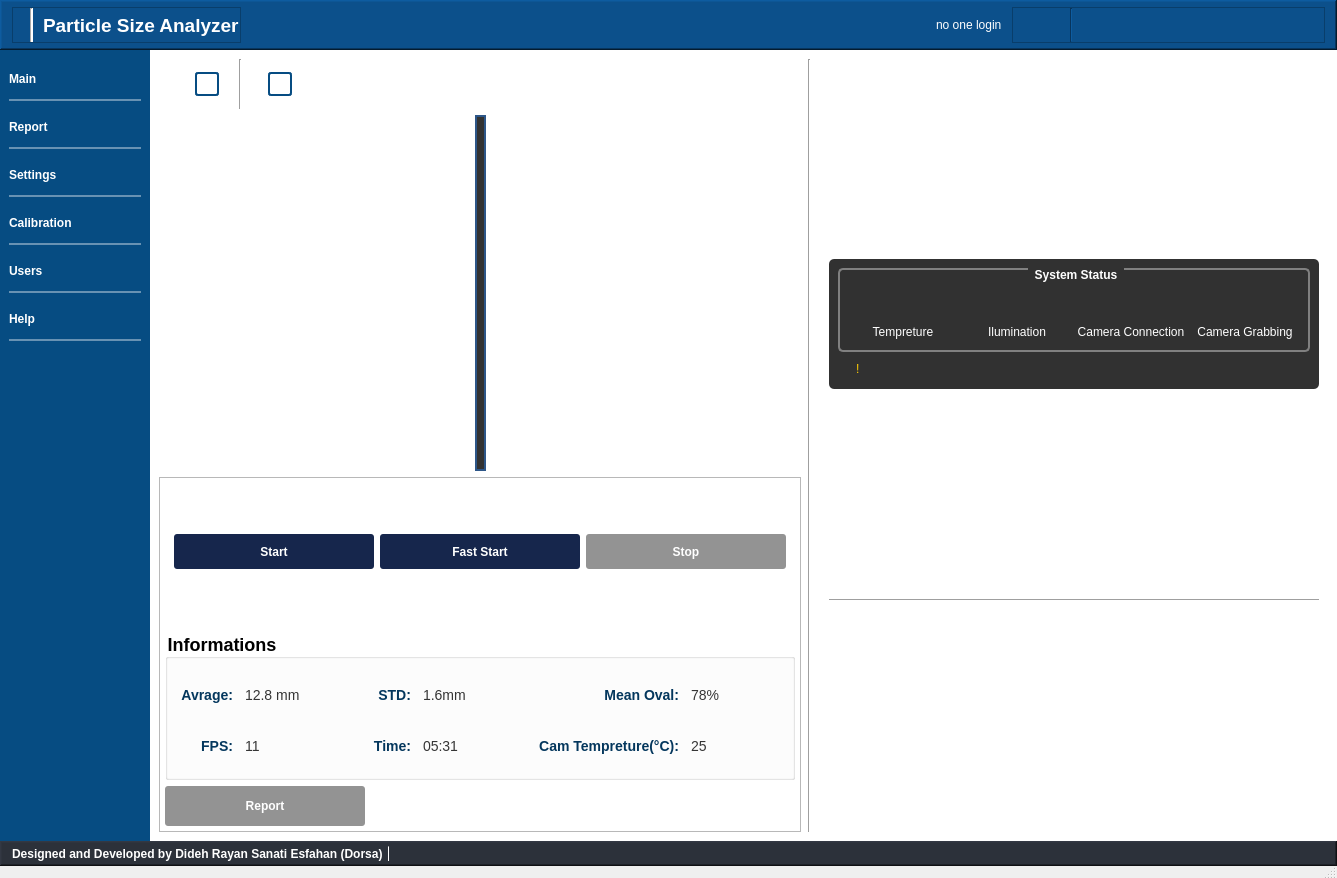
This is main_UI.ui in DORSA-co/Paticle_Size_Analyser as Qt 5 draws it before an edit. The edited form follows.
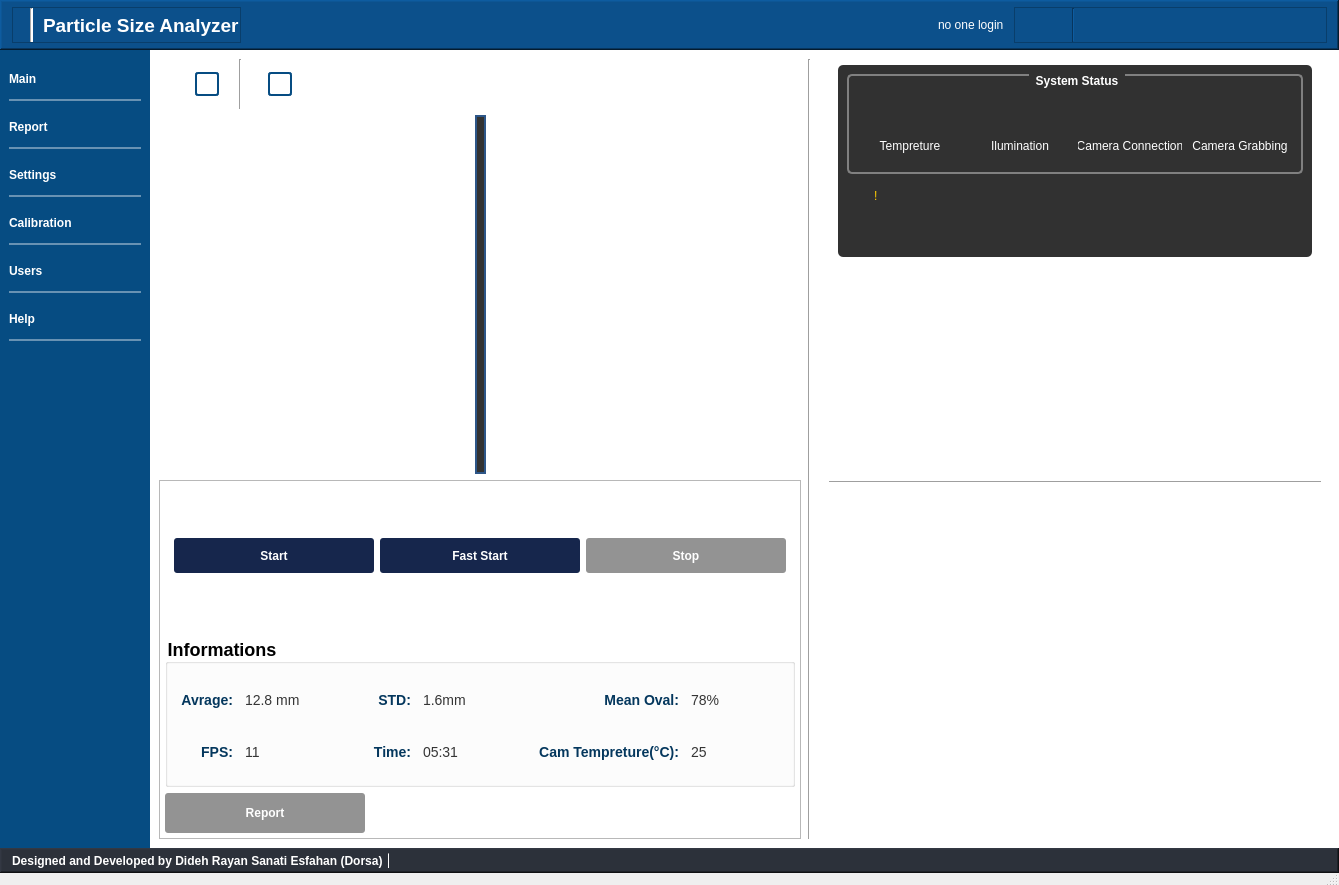
This is the edited form. The open tabs and pages were chosen to show the change. Icons and pictures are not drawn.

Patch:
```diff
--- a/main_UI.ui
+++ b/main_UI.ui
@@ -6,8 +6,8 @@
    <rect>
     <x>0</x>
     <y>0</y>
-    <width>1337</width>
-    <height>878</height>
+    <width>1339</width>
+    <height>885</height>
    </rect>
   </property>
   <property name="windowTitle">
@@ -1648,9 +1648,10 @@
                <number>5</number>
               </property>
               <item>
+               <widget class="QFrame" name="">
                <layout class="QHBoxLayout" name="horizontalLayout_35">
                 <property name="topMargin">
-                 <number>0</number>
+                  <number>1</number>
                 </property>
                 <item>
                  <spacer name="horizontalSpacer_61">
@@ -1670,13 +1671,13 @@
                   <property name="minimumSize">
                    <size>
                     <width>0</width>
-                    <height>80</height>
+                     <height>0</height>
                    </size>
                   </property>
                   <property name="maximumSize">
                    <size>
                     <width>16777215</width>
-                    <height>130</height>
+                     <height>16777215</height>
                    </size>
                   </property>
                   <property name="styleSheet">
@@ -1733,6 +1734,18 @@
                   <layout class="QVBoxLayout" name="verticalLayout_7">
                    <item>
                     <widget class="QGroupBox" name="groupBox_2">
+                      <property name="minimumSize">
+                       <size>
+                        <width>0</width>
+                        <height>100</height>
+                       </size>
+                      </property>
+                      <property name="maximumSize">
+                       <size>
+                        <width>16777215</width>
+                        <height>100</height>
+                       </size>
+                      </property>
                      <property name="title">
                       <string>System Status</string>
                      </property>
@@ -1876,6 +1889,9 @@
                     </widget>
                    </item>
                    <item>
+                     <widget class="QFrame" name="mainpage_error_msg_frame">
+                      <layout class="QVBoxLayout" name="verticalLayout_23">
+                       <item>
                     <widget class="QLabel" name="mainpage_warning_massage_lbl">
                      <property name="styleSheet">
                       <string notr="true">color:rgb(255, 204, 2);
@@ -1886,6 +1902,63 @@
                      </property>
                     </widget>
                    </item>
+                       <item>
+                        <layout class="QHBoxLayout" name="horizontalLayout_41">
+                         <item>
+                          <spacer name="horizontalSpacer_68">
+                           <property name="orientation">
+                            <enum>Qt::Horizontal</enum>
+                           </property>
+                           <property name="sizeHint" stdset="0">
+                            <size>
+                             <width>40</width>
+                             <height>20</height>
+                            </size>
+                           </property>
+                          </spacer>
+                         </item>
+                         <item>
+                          <widget class="QPushButton" name="mainpage_close_error_btn">
+                           <property name="minimumSize">
+                            <size>
+                             <width>124</width>
+                             <height>30</height>
+                            </size>
+                           </property>
+                           <property name="maximumSize">
+                            <size>
+                             <width>124</width>
+                             <height>40</height>
+                            </size>
+                           </property>
+                           <property name="styleSheet">
+                            <string notr="true">QPushButton{
+max-width:50px;
+min-width:50px;
+min-height:30px;
+padding:0px;
+
+}
+
+QPushButton:hover{
+border:none;
+background-color: rgba(255,255,255,20);
+}</string>
+                           </property>
+                           <property name="text">
+                            <string/>
+                           </property>
+                           <property name="icon">
+                            <iconset resource="Assets.qrc">
+                             <normaloff>:/assets/Assets/icons/icons8-chevron-up-50.png</normaloff>:/assets/Assets/icons/icons8-chevron-up-50.png</iconset>
+                           </property>
+                          </widget>
+                         </item>
+                        </layout>
+                       </item>
+                      </layout>
+                     </widget>
+                    </item>
                   </layout>
                  </widget>
                 </item>
@@ -1903,6 +1976,7 @@
                  </spacer>
                 </item>
                </layout>
+               </widget>
               </item>
               <item>
                <spacer name="verticalSpacer_18">
@@ -1921,14 +1995,22 @@
                </spacer>
               </item>
               <item>
+               <widget class="QFrame" name="">
+                <property name="minimumSize">
+                 <size>
+                  <width>0</width>
+                  <height>200</height>
+                 </size>
+                </property>
                <layout class="QHBoxLayout" name="mainpage_grading_chart_frame">
                 <property name="leftMargin">
                  <number>9</number>
                 </property>
                 <property name="topMargin">
-                 <number>0</number>
-                </property>
-               </layout>
+                  <number>1</number>
+                 </property>
+                </layout>
+               </widget>
               </item>
               <item>
                <widget class="Line" name="line_2">
@@ -1954,7 +2036,28 @@
                </spacer>
               </item>
               <item>
+               <widget class="QFrame" name="">
+                <property name="minimumSize">
+                 <size>
+                  <width>0</width>
+                  <height>200</height>
+                 </size>
+                </property>
                <layout class="QHBoxLayout" name="mainpage_second_chart_frame"/>
+               </widget>
+              </item>
+              <item>
+               <spacer name="verticalSpacer_17">
+                <property name="orientation">
+                 <enum>Qt::Vertical</enum>
+                </property>
+                <property name="sizeHint" stdset="0">
+                 <size>
+                  <width>20</width>
+                  <height>40</height>
+                 </size>
+                </property>
+               </spacer>
               </item>
              </layout>
             </widget>
```
Left out of the diff: 13 changed lines with no effect on the pictures. Lines whose indentation alone changed are shown as unchanged.
